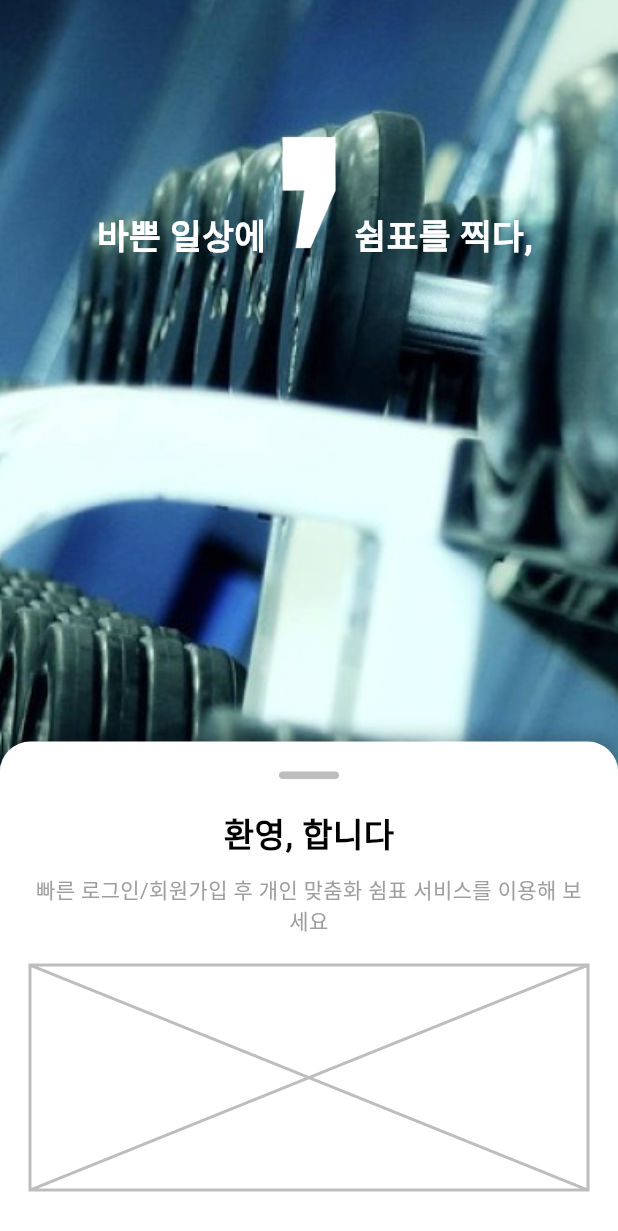
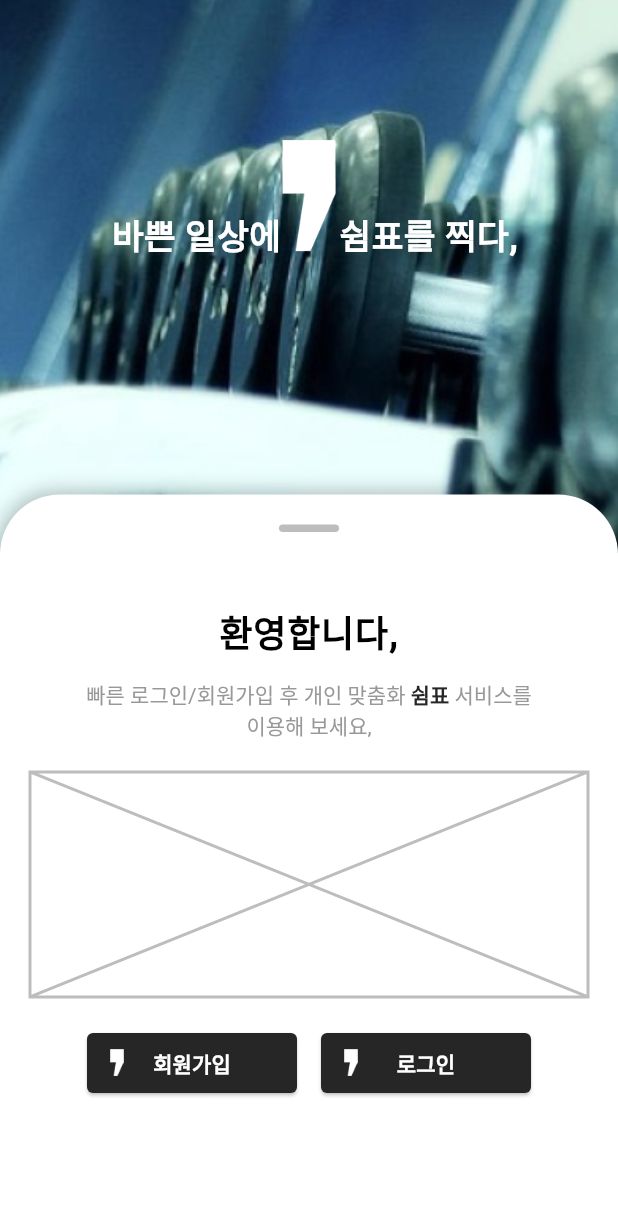
Before and after one commit to Comma-in-the-schedule/front_end_repo, a Flutter app: the NonLoginPage screen opened by its route, on a phone screen of 412 x 824 dp. Shown: the top 1231 px of the screen. Run offline on Flutter 3.47's test engine with Material 3 defaults, Android fonts, the phone set to English and light mode, and no system bars; Roboto replaces fonts that are missing (Pretendard-Black, Pretendard-Bold, Pretendard-ExtraBold).

Commit message:
[FE-#11] 비 로그인 페이지 구현(#14)
feat:비 로그인 페이지 로그인, 회원가입 버튼 추가

```diff
--- a/lib/features/non_auth/presentation/pages/non_login_page.dart
+++ b/lib/features/non_auth/presentation/pages/non_login_page.dart
@@ -8,18 +8,37 @@ class NonLoginPage extends StatefulWidget {
   _NonLoginPageState createState() => _NonLoginPageState();
 }
 
-class _NonLoginPageState extends State<NonLoginPage> {
+class _NonLoginPageState extends State<NonLoginPage>
+    with SingleTickerProviderStateMixin {
   late String backgroundImage;
+  late DraggableScrollableController _scrollController;
 
   @override
   void initState() {
     super.initState();
-    // 🔹 배경 이미지를 랜덤하게 선택
+    _scrollController = DraggableScrollableController();
+
+    // 배경 이미지를 랜덤하게 선택
     List<String> backgrounds = [
       'assets/icons/bg_gym.png',
       'assets/icons/bg_movie.png'
     ];
     backgroundImage = backgrounds[Random().nextInt(backgrounds.length)];
+
+    // 일정 시간 후 슬라이드 자동 상승 (60%까지 올라가게 수정)
+    Future.delayed(const Duration(milliseconds: 500), () {
+      _scrollController.animateTo(
+        0.6, // 자동으로 올라갈 높이 (60%)
+        duration: const Duration(milliseconds: 700),
+        curve: Curves.easeOut,
+      );
+    });
+  }
+
+  @override
+  void dispose() {
+    _scrollController.dispose();
+    super.dispose();
   }
 
   @override
@@ -27,14 +46,14 @@ class _NonLoginPageState extends State<NonLoginPage> {
     return Scaffold(
       body: Stack(
         children: [
-          // 🔹 랜덤 배경 이미지
+          //  랜덤 배경 이미지
           Positioned.fill(
             child: Image.asset(
               backgroundImage,
               fit: BoxFit.cover,
             ),
           ),
-          // 🔹 로고 및 텍스트 (Stack을 활용해 간격 최소화)
+          //  로고 및 텍스트 복구 (백그라운드 위에 배치)
           Positioned(
             top: 120,
             left: 0,
@@ -54,14 +73,14 @@ class _NonLoginPageState extends State<NonLoginPage> {
                         color: Colors.white,
                       ),
                     ),
-                    SizedBox(width: 170), // 🔹 간격 제거
+                    SizedBox(width: 150),
                   ],
                 ),
                 Transform.translate(
-                  offset: const Offset(0, -29), // 🔹 로고를 더 위로 이동
+                  offset: const Offset(0, -27),
                   child: Image.asset(
                     'assets/icons/logo_w.png',
-                    width: 75, // 🔹 크기를 살짝 줄여서 맞추기
+                    width: 75,
                     height: 75,
                     fit: BoxFit.contain,
                   ),
@@ -69,7 +88,7 @@ class _NonLoginPageState extends State<NonLoginPage> {
                 const Row(
                   mainAxisSize: MainAxisSize.min,
                   children: [
-                    SizedBox(width: 180), // 🔹 로고 크기만큼 밀어주기
+                    SizedBox(width: 160),
                     Text(
                       "쉼표를 찍다,",
                       style: TextStyle(
@@ -84,18 +103,19 @@ class _NonLoginPageState extends State<NonLoginPage> {
               ],
             ),
           ),
-          // 🔹 아래에서 올라오는 슬라이드 패널
+          //  아래에서 올라오는 슬라이드 패널
           DraggableScrollableSheet(
-            initialChildSize: 0.4,
-            minChildSize: 0.3,
-            maxChildSize: 0.7, //슬라이드 최대 높이 조절
+            controller: _scrollController,
+            initialChildSize: 0.1,
+            minChildSize: 0.1,
+            maxChildSize: 0.6,
             builder: (context, scrollController) {
               return Container(
                 decoration: const BoxDecoration(
                   color: Colors.white,
                   borderRadius: BorderRadius.only(
-                    topLeft: Radius.circular(20),
-                    topRight: Radius.circular(20),
+                    topLeft: Radius.circular(40),
+                    topRight: Radius.circular(40),
                   ),
                   boxShadow: [
                     BoxShadow(
@@ -120,30 +140,132 @@ class _NonLoginPageState extends State<NonLoginPage> {
                             borderRadius: BorderRadius.circular(10),
                           ),
                         ),
-                        const SizedBox(height: 20),
+                        const SizedBox(height: 50),
                         const Text(
-                          "환영, 합니다",
+                          "환영합니다,",
                           style: TextStyle(
-                            fontSize: 22,
-                            fontWeight: FontWeight.bold,
+                            fontSize: 24,
+                            fontWeight: FontWeight.w900,
+                            fontFamily: 'Pretendard-Black',
+                            letterSpacing: 0.5,
                             color: Colors.black,
                           ),
                         ),
-                        const SizedBox(height: 10),
-                        const Text(
-                          "빠른 로그인/회원가입 후 개인 맞춤화 쉼표 서비스를 이용해 보세요",
+                        const SizedBox(height: 12),
+                        RichText(
                           textAlign: TextAlign.center,
-                          style: TextStyle(
-                            fontSize: 14,
-                            color: Colors.grey,
+                          text: const TextSpan(
+                            style: TextStyle(
+                              fontSize: 14,
+                              fontFamily: 'Pretendard-ExtraBold',
+                              color: Color(0xFF989898),
+                            ),
+                            children: [
+                              TextSpan(text: "빠른 로그인/회원가입 후 개인 맞춤화 "),
+                              TextSpan(
+                                text: "쉼표",
+                                style: TextStyle(
+                                  fontFamily: 'Pretendard-ExtraBold',
+                                  color: Color(0xFF262627),
+                                  fontWeight: FontWeight.w900,
+                                ),
+                              ),
+                              TextSpan(text: " 서비스를\n이용해 보세요,"),
+                            ],
                           ),
                         ),
                         const SizedBox(height: 20),
-                        // 🔹 버튼 영역 (추후 디자인 적용)
+
+                        // 기존 버튼 영역 유지
                         Placeholder(
                           fallbackHeight: 150,
                           color: Colors.grey[400]!,
                         ),
+
+                        // 새로운 버튼 추가
+                        const SizedBox(height: 20), // 기존 버튼과의 간격
+                        Row(
+                          mainAxisAlignment:
+                              MainAxisAlignment.center, // 버튼을 정확히 중앙에 배치
+                          children: [
+                            SizedBox(
+                              width: 140, // 버튼 너비 조정 (더 중앙 정렬)
+                              child: ElevatedButton(
+                                onPressed: () {},
+                                style: ElevatedButton.styleFrom(
+                                  backgroundColor: const Color(0xFF262627),
+                                  foregroundColor: Colors.white,
+                                  shape: RoundedRectangleBorder(
+                                    borderRadius: BorderRadius.circular(4),
+                                  ),
+                                  padding: const EdgeInsets.symmetric(
+                                      vertical: 10, horizontal: 10),
+                                ),
+                                child: Stack(
+                                  alignment: Alignment.center, //  내부 요소 중앙 정렬
+                                  children: [
+                                    Transform.translate(
+                                      offset: const Offset(
+                                          -50, 0), //  로고를 더 왼쪽으로 이동
+                                      child: Image.asset(
+                                        'assets/icons/logo_w.png',
+                                        width: 18,
+                                        height: 18,
+                                      ),
+                                    ),
+                                    const Text(
+                                      "회원가입",
+                                      style: TextStyle(
+                                        fontSize: 14,
+                                        fontFamily: 'Pretendard-Bold', //  폰트 설정
+                                        fontWeight: FontWeight.w700,
+                                      ),
+                                    ),
+                                  ],
+                                ),
+                              ),
+                            ),
+                            const SizedBox(width: 16), //  버튼 간격 유지
+                            SizedBox(
+                              width: 140, //  버튼 너비 조정 (더 중앙 정렬)
+                              child: ElevatedButton(
+                                onPressed: () {},
+                                style: ElevatedButton.styleFrom(
+                                  backgroundColor: const Color(0xFF262627),
+                                  foregroundColor: Colors.white,
+                                  shape: RoundedRectangleBorder(
+                                    borderRadius: BorderRadius.circular(4),
+                                  ),
+                                  padding: const EdgeInsets.symmetric(
+                                      vertical: 10, horizontal: 10),
+                                ),
+                                child: Stack(
+                                  alignment: Alignment.center, //  내부 요소 중앙 정렬
+                                  children: [
+                                    Transform.translate(
+                                      offset: const Offset(
+                                          -50, 0), //  로고를 더 왼쪽으로 이동
+                                      child: Image.asset(
+                                        'assets/icons/logo_w.png',
+                                        width: 18,
+                                        height: 18,
+                                      ),
+                                    ),
+                                    const Text(
+                                      "로그인",
+                                      style: TextStyle(
+                                        fontSize: 14,
+                                        fontFamily: 'Pretendard-Bold', //  폰트 설정
+                                        fontWeight: FontWeight.w700,
+                                      ),
+                                    ),
+                                  ],
+                                ),
+                              ),
+                            ),
+                          ],
+                        ),
+                        const SizedBox(height: 20), // 하단 여백 조정
                       ],
                     ),
                   ),
```
